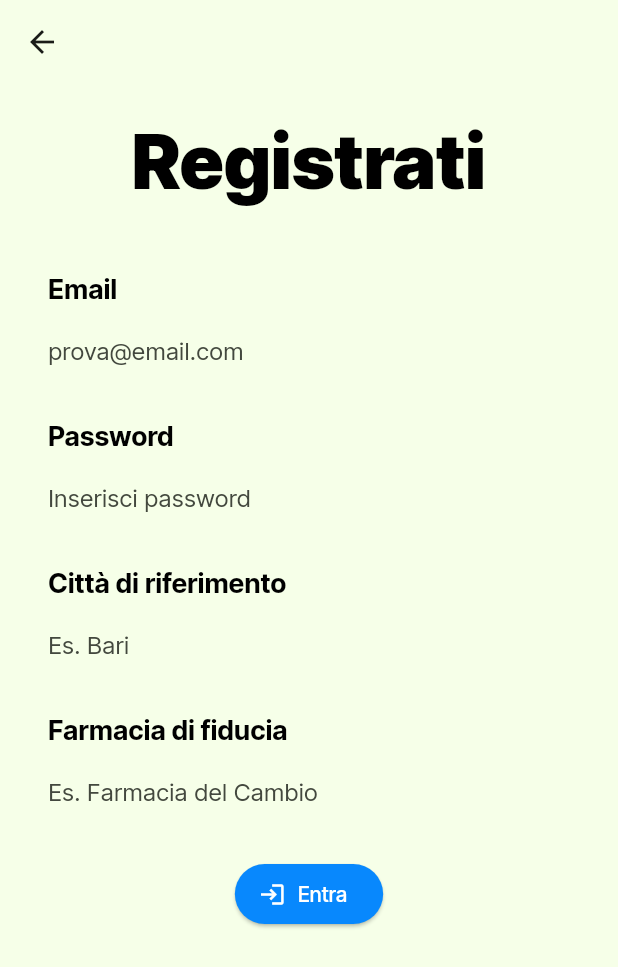
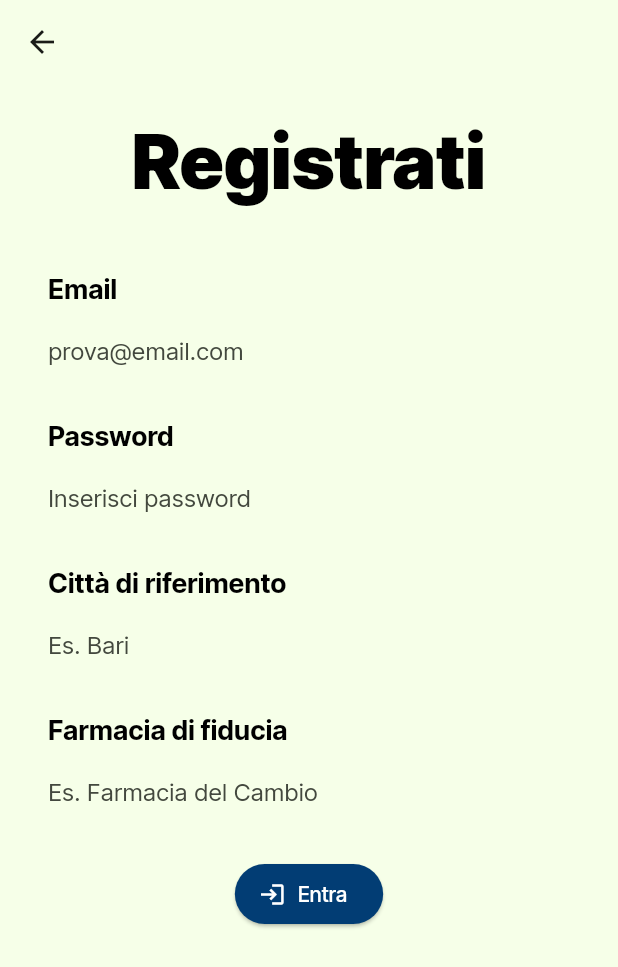
Before and after one commit to FLopriore/pharmate, a Flutter app: the screen it shows after launch, after a tap on "Registrati", on a phone screen of 412 x 824 dp. Shown: the top 967 px of the screen. Run offline on Flutter 3.47's test engine with Material 2 defaults, Android fonts, the phone set to English and light mode, and no system bars; our stand-ins replace flutter_secure_storage, google_fonts, shared_preferences; network calls fail.

Commit message:
Made High Contrast Color

```diff
--- a/lib/screens/confirm_order_page.dart
+++ b/lib/screens/confirm_order_page.dart
@@ -82,7 +82,7 @@ class ConfirmOrderPage extends StatelessWidget {
                   Center(
                     child: ElevatedButton(
                         style: ElevatedButton.styleFrom(
-                          backgroundColor: const Color(0xff0888fd),
+                          backgroundColor: const Color(0xff023D74),
                           foregroundColor: Colors.white,
                         ),
                         onPressed: () async {
--- a/lib/screens/login_page.dart
+++ b/lib/screens/login_page.dart
@@ -1,7 +1,6 @@
 import 'package:flutter/material.dart';
 import 'package:pharmate/screens/signup_page.dart';
 import 'package:pharmate/widgets/bottom_nav_bar.dart';
-import 'package:pharmate/data/api.dart';
 
 class LoginPage extends StatefulWidget {
   LoginPage({super.key});
@@ -76,7 +75,7 @@ class _LoginPageState extends State<LoginPage> {
               Center(
                 child: ElevatedButton.icon(
                   style: ElevatedButton.styleFrom(
-                    backgroundColor: const Color(0xff0888fd),
+                    backgroundColor: const Color(0xff023D74),
                     foregroundColor: Colors.white,
                   ),
                   onPressed: () {
@@ -106,7 +105,7 @@ class _LoginPageState extends State<LoginPage> {
               ElevatedButton(
                 style: ElevatedButton.styleFrom(
                   backgroundColor: const Color(0xFFCAE6FF),
-                  foregroundColor: const Color(0xFF0888FD),
+                  foregroundColor: const Color(0xFF023D74),
                 ),
                 onPressed: () => Navigator.of(context).push(
                     MaterialPageRoute(builder: (context) => const SignUpPage())),
--- a/lib/screens/signup_page.dart
+++ b/lib/screens/signup_page.dart
@@ -85,7 +85,7 @@ class _SignUpPageState extends State<SignUpPage> {
             Center(
               child: ElevatedButton.icon(
                 style: ElevatedButton.styleFrom(
-                  backgroundColor: const Color(0xff0888fd),
+                  backgroundColor: const Color(0xff023D74),
                   foregroundColor: Colors.white,
                 ),
                 onPressed: () {
--- a/lib/widgets/buy_now_list_tile.dart
+++ b/lib/widgets/buy_now_list_tile.dart
@@ -22,7 +22,7 @@ class BuyNowListTile extends StatelessWidget {
               backgroundColor:
                   MaterialStatePropertyAll<Color>(Color(0xffc2daf8)),
               foregroundColor:
-                  MaterialStatePropertyAll<Color>(Color(0xff0888fd))),
+                  MaterialStatePropertyAll<Color>(Color(0xff023D74))),
           onPressed: onPressed,
           icon: const Icon(Icons.shopping_cart_outlined),
           label: const Text("Ordina"),
--- a/lib/widgets/medicine_list_view.dart
+++ b/lib/widgets/medicine_list_view.dart
@@ -65,7 +65,7 @@ class _MedicineListViewState extends State<MedicineListView> {
                       });
                     },
                     style: ButtonStyle(
-                        iconColor: MaterialStateProperty.all(const Color(0xff0888FD)))),
+                        iconColor: MaterialStateProperty.all(const Color(0xff023D74)))),
                 children: [
                   for (var i in listPharma)
                     BuyNowListTile(
```
